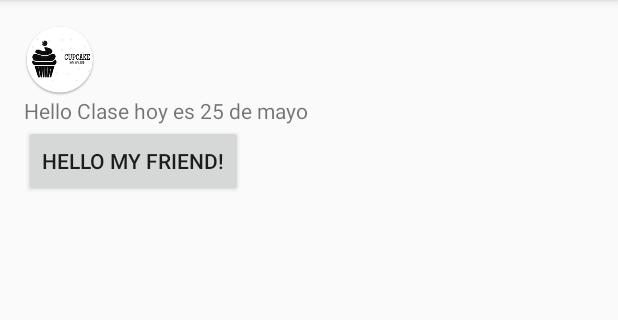
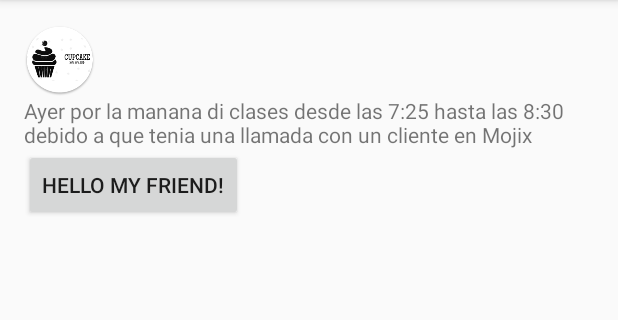
Before and after one commit to andres-vasquez-coderoad-com/progra3-2020, an Android app: the screen it shows after launch (MainActivity), on a phone screen of 412 x 824 dp, the part 84-404 px from its top. Run offline under Robolectric (Android 15) with nearby library versions, the phone set to English and light mode, and no system bars.

Commit message:
Clase 02-06

```diff
--- a/app/src/main/res/layout-land/activity_main.xml
+++ b/app/src/main/res/layout-land/activity_main.xml
@@ -17,7 +17,7 @@
     <TextView
         android:layout_width="wrap_content"
         android:layout_height="wrap_content"
-        android:text="Hello Clase hoy es 25 de mayo" />
+        android:text="Ayer por la manana di clases desde las 7:25 hasta las 8:30 debido a que tenia una llamada con un cliente en Mojix " />
 
     <Button
         android:id="@+id/button"
--- a/app/src/main/res/layout/activity_main.xml
+++ b/app/src/main/res/layout/activity_main.xml
@@ -17,7 +17,7 @@
     <TextView
         android:layout_width="wrap_content"
         android:layout_height="wrap_content"
-        android:text="Hello Clase hoy es 25 de mayo" />
+        android:text="Ayer por la manana di clases desde las 7:25 hasta las 8:30 debido a que tenia una llamada con un cliente en Mojix "  />
 
     <Button
         android:id="@+id/button"
```
Also changed, not shown: app/src/main/res/layout/activity_layouta.xml (added, +21 -0 lines).
